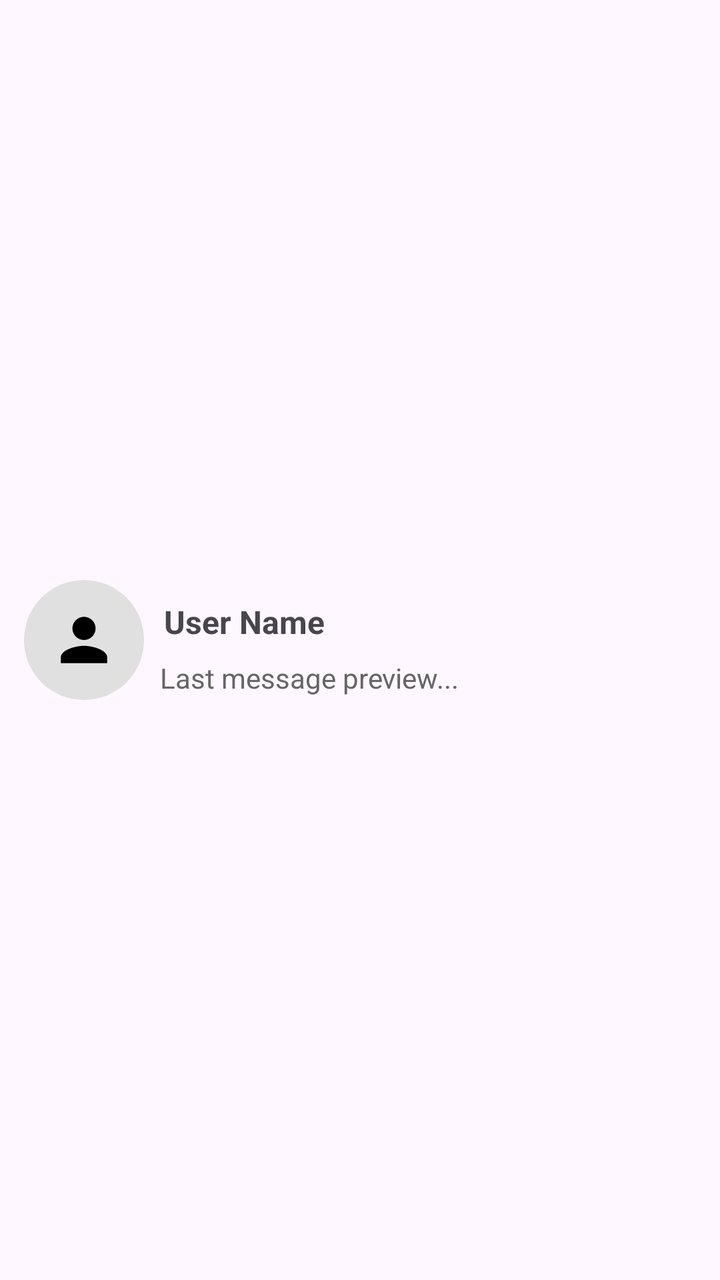
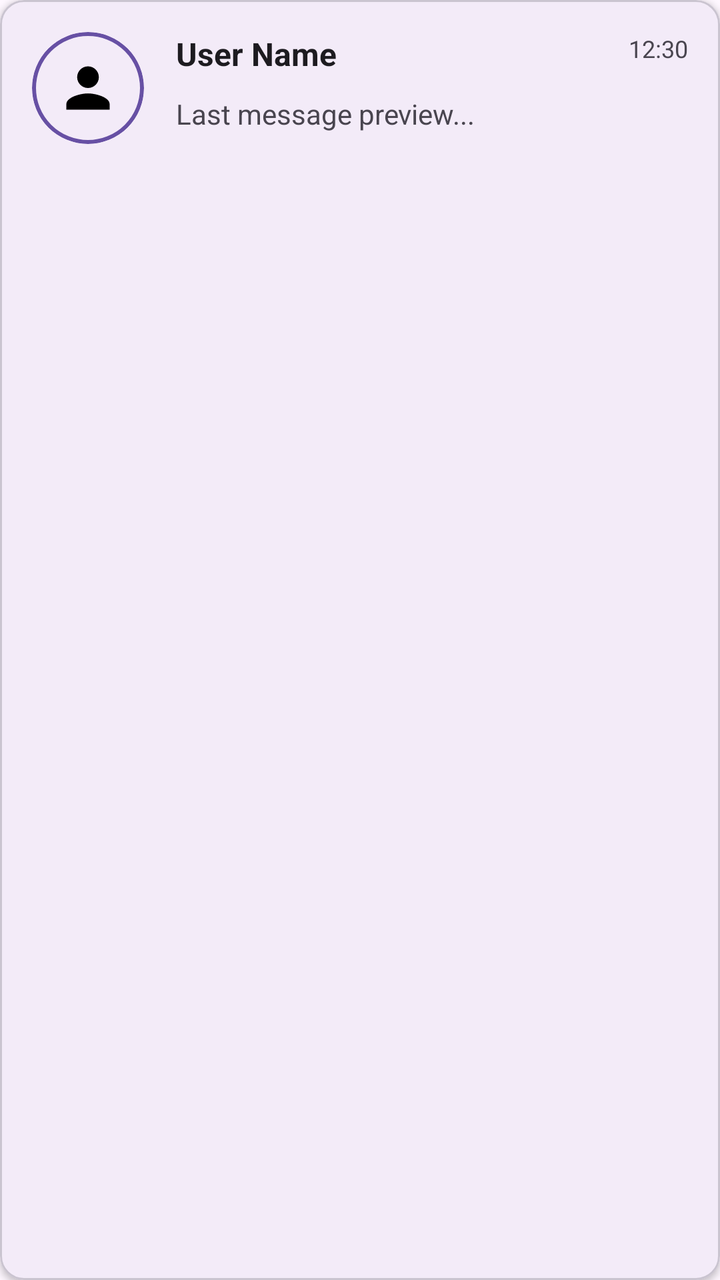

Compare the two renders of this Android layout. The source of the first and the diff that turns it into the second are given below.
<!-- AndroidManifest.xml: application theme Theme.ChattingApp -->
<!-- res/layout/item_chat.xml -->
<?xml version="1.0" encoding="utf-8"?>
<androidx.constraintlayout.widget.ConstraintLayout
    xmlns:android="http://schemas.android.com/apk/res/android"
    xmlns:app="http://schemas.android.com/apk/res-auto"
    android:layout_width="match_parent"
    android:layout_height="wrap_content"
    android:padding="12dp"
    android:background="?attr/selectableItemBackground"
    android:minHeight="72dp">

    <ImageView
        android:id="@+id/imgProfile"
        android:layout_width="60dp"
        android:layout_height="60dp"
        android:layout_marginEnd="8dp"
        android:scaleType="centerCrop"
        android:src="@drawable/ic_person_foreground"
    android:background="@drawable/circle_bg"
    app:layout_constraintTop_toTopOf="parent"
    app:layout_constraintBottom_toBottomOf="parent"
    app:layout_constraintStart_toStartOf="parent"/>

    <TextView
        android:layout_margin="4dp"
        android:padding="6dp"
        android:id="@+id/tvName"
        android:layout_width="0dp"
        android:layout_height="wrap_content"
        android:text="User Name"
        android:textSize="16sp"
        android:textStyle="bold"
        app:layout_constraintTop_toTopOf="@+id/imgProfile"
        app:layout_constraintStart_toEndOf="@id/imgProfile"
        app:layout_constraintEnd_toEndOf="parent" />

    <TextView
        android:id="@+id/tvLastMessage"
        android:padding="8dp"
        android:layout_width="0dp"
        android:layout_height="wrap_content"
        android:text="Last message preview..."
        android:textSize="14sp"
        android:textColor="#666666"
        app:layout_constraintTop_toBottomOf="@id/tvName"
        app:layout_constraintStart_toEndOf="@id/imgProfile"
        app:layout_constraintEnd_toEndOf="parent"
        app:layout_constraintBottom_toBottomOf="@+id/imgProfile"/>

</androidx.constraintlayout.widget.ConstraintLayout>
<!-- resources referenced by this layout -->
<resources>
  <!-- drawable circle_bg (drawable) -->
  <shape xmlns:android="http://schemas.android.com/apk/res/android"
      android:shape="oval">
      <solid android:color="#E0E0E0"/>
  </shape>
  <!-- drawable ic_person_foreground (drawable) -->
  <vector xmlns:android="http://schemas.android.com/apk/res/android"
      android:width="108dp"
      android:height="108dp"
      android:viewportWidth="24"
      android:viewportHeight="24"
      android:tint="#000000">
    <group android:scaleX="0.58"
        android:scaleY="0.58"
        android:translateX="5.04"
        android:translateY="5.04">
      <path
          android:fillColor="@android:color/white"
          android:pathData="M12,12c2.21,0 4,-1.79 4,-4s-1.79,-4 -4,-4 -4,1.79 -4,4 1.79,4 4,4zM12,14c-2.67,0 -8,1.34 -8,4v2h16v-2c0,-2.66 -5.33,-4 -8,-4z"/>
    </group>
  </vector>
  <style name="Theme.ChattingApp" parent="Base.Theme.ChattingApp" />
  <style name="Base.Theme.ChattingApp" parent="Theme.Material3.DayNight.NoActionBar">
          
          
      </style>
</resources>

<!-- the commit's change to res/layout/item_chat.xml (unified diff, before → after) -->
@@ -1,49 +1,120 @@
 <?xml version="1.0" encoding="utf-8"?>
-<androidx.constraintlayout.widget.ConstraintLayout
+<com.google.android.material.card.MaterialCardView
     xmlns:android="http://schemas.android.com/apk/res/android"
     xmlns:app="http://schemas.android.com/apk/res-auto"
+    xmlns:tools="http://schemas.android.com/tools"
     android:layout_width="match_parent"
     android:layout_height="wrap_content"
-    android:padding="12dp"
-    android:background="?attr/selectableItemBackground"
-    android:minHeight="72dp">
+    android:layout_margin="8dp"
+    app:cardCornerRadius="12dp"
+    app:cardElevation="2dp"
+    android:foreground="?attr/selectableItemBackground"
+    app:cardBackgroundColor="?attr/colorSurface">
 
-    <ImageView
-        android:id="@+id/imgProfile"
-        android:layout_width="60dp"
-        android:layout_height="60dp"
-        android:layout_marginEnd="8dp"
-        android:scaleType="centerCrop"
-        android:src="@drawable/ic_person_foreground"
-    android:background="@drawable/circle_bg"
-    app:layout_constraintTop_toTopOf="parent"
-    app:layout_constraintBottom_toBottomOf="parent"
-    app:layout_constraintStart_toStartOf="parent"/>
+    <androidx.constraintlayout.widget.ConstraintLayout
+        android:layout_width="match_parent"
+        android:layout_height="wrap_content"
+        android:padding="16dp"
+        android:minHeight="80dp">
 
-    <TextView
-        android:layout_margin="4dp"
-        android:padding="6dp"
-        android:id="@+id/tvName"
-        android:layout_width="0dp"
-        android:layout_height="wrap_content"
-        android:text="User Name"
-        android:textSize="16sp"
-        android:textStyle="bold"
-        app:layout_constraintTop_toTopOf="@+id/imgProfile"
-        app:layout_constraintStart_toEndOf="@id/imgProfile"
-        app:layout_constraintEnd_toEndOf="parent" />
+        
+        <com.google.android.material.card.MaterialCardView
+            android:id="@+id/profileCard"
+            android:layout_width="56dp"
+            android:layout_height="56dp"
+            app:cardCornerRadius="28dp"
+            app:cardElevation="0dp"
+            app:strokeWidth="2dp"
+            app:strokeColor="?attr/colorPrimary"
+            app:layout_constraintTop_toTopOf="parent"
+            app:layout_constraintBottom_toBottomOf="parent"
+            app:layout_constraintStart_toStartOf="parent">
 
-    <TextView
-        android:id="@+id/tvLastMessage"
-        android:padding="8dp"
-        android:layout_width="0dp"
-        android:layout_height="wrap_content"
-        android:text="Last message preview..."
-        android:textSize="14sp"
-        android:textColor="#666666"
-        app:layout_constraintTop_toBottomOf="@id/tvName"
-        app:layout_constraintStart_toEndOf="@id/imgProfile"
-        app:layout_constraintEnd_toEndOf="parent"
-        app:layout_constraintBottom_toBottomOf="@+id/imgProfile"/>
+            <ImageView
+                android:id="@+id/imgProfile"
+                android:layout_width="match_parent"
+                android:layout_height="match_parent"
+                android:scaleType="centerCrop"
+                android:src="@drawable/ic_person_foreground"
+                tools:ignore="ContentDescription" />
 
-</androidx.constraintlayout.widget.ConstraintLayout>
+        </com.google.android.material.card.MaterialCardView>
+
+        
+        <View
+            android:id="@+id/onlineIndicator"
+            android:layout_width="12dp"
+            android:layout_height="12dp"
+            android:background="@drawable/circle_bg"
+            android:backgroundTint="#4CAF50"
+            android:visibility="gone"
+            app:layout_constraintBottom_toBottomOf="@id/profileCard"
+            app:layout_constraintEnd_toEndOf="@id/profileCard"
+            tools:visibility="visible" />
+
+        
+        <TextView
+            android:id="@+id/tvName"
+            android:layout_width="0dp"
+            android:layout_height="wrap_content"
+            android:layout_marginStart="16dp"
+            android:layout_marginEnd="8dp"
+            android:text="User Name"
+            android:textSize="16sp"
+            android:textStyle="bold"
+            android:textColor="?attr/colorOnSurface"
+            android:maxLines="1"
+            android:ellipsize="end"
+            app:layout_constraintTop_toTopOf="@id/profileCard"
+            app:layout_constraintStart_toEndOf="@id/profileCard"
+            app:layout_constraintEnd_toStartOf="@id/tvTime" />
+
+        
+        <TextView
+            android:id="@+id/tvTime"
+            android:layout_width="wrap_content"
+            android:layout_height="wrap_content"
+            android:text="12:30"
+            android:textSize="12sp"
+            android:textColor="?android:attr/textColorSecondary"
+            app:layout_constraintTop_toTopOf="@id/tvName"
+            app:layout_constraintEnd_toEndOf="parent" />
+
+        
+        <TextView
+            android:id="@+id/tvLastMessage"
+            android:layout_width="0dp"
+            android:layout_height="wrap_content"
+            android:layout_marginStart="16dp"
+            android:layout_marginTop="4dp"
+            android:layout_marginEnd="8dp"
+            android:text="Last message preview..."
+            android:textSize="14sp"
+            android:textColor="?android:attr/textColorSecondary"
+            android:maxLines="2"
+            android:ellipsize="end"
+            app:layout_constraintTop_toBottomOf="@id/tvName"
+            app:layout_constraintStart_toEndOf="@id/profileCard"
+            app:layout_constraintEnd_toStartOf="@id/unreadBadge"
+            app:layout_constraintBottom_toBottomOf="@id/profileCard" />
+
+        
+        <TextView
+            android:id="@+id/unreadBadge"
+            android:layout_width="24dp"
+            android:layout_height="24dp"
+            android:background="@drawable/circle_bg"
+            android:backgroundTint="?attr/colorPrimary"
+            android:gravity="center"
+            android:text="3"
+            android:textColor="?attr/colorOnPrimary"
+            android:textSize="12sp"
+            android:textStyle="bold"
+            android:visibility="gone"
+            app:layout_constraintBottom_toBottomOf="@id/tvLastMessage"
+            app:layout_constraintEnd_toEndOf="parent"
+            tools:visibility="visible" />
+
+    </androidx.constraintlayout.widget.ConstraintLayout>
+
+</com.google.android.material.card.MaterialCardView>
